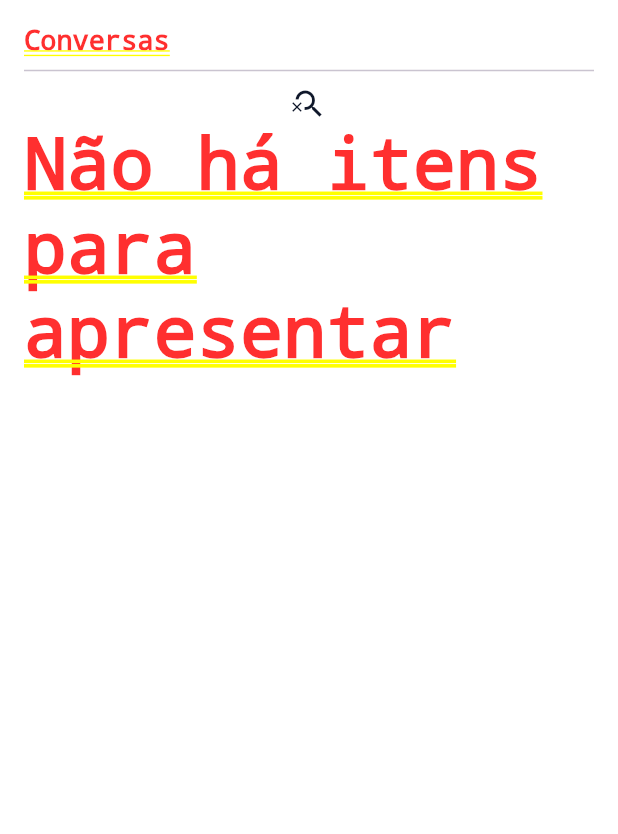
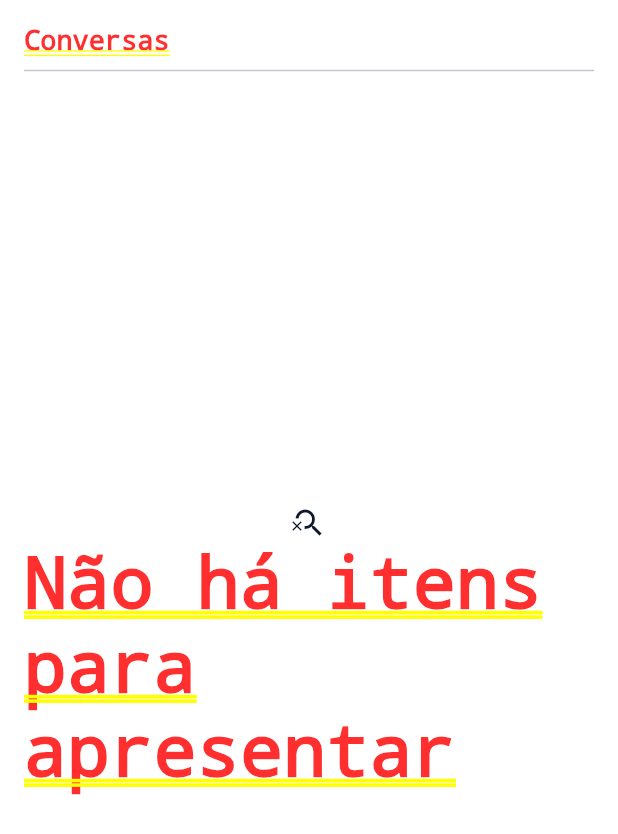
Before and after one commit to MarcosAlbrecht/law-order-app-flutter, a Flutter app: the ChatListTab screen opened by its route, on a phone screen of 412 x 824 dp. Shown: the top 834 px of the screen. Run offline on Flutter 3.47's test engine with Material 3 defaults, Android fonts, the phone set to English and light mode, and no system bars; our stand-ins replace cached_network_image, datetime_picker_formfield_new, dio, file_picker, flutter_image_compress, flutter_rating_bar and 11 more; missing offline and left inert: flutter_custom_tabs, square_progress_indicator; accounts and stored records are empty; network calls fail.

Commit message:
update chat messages, sort filters cities/estates/occupation areas

```diff
--- a/lib/src/pages/chat/controller/chat_controller.dart
+++ b/lib/src/pages/chat/controller/chat_controller.dart
@@ -131,7 +131,7 @@ class ChatController extends GetxController {
     bool canLoad = true,
   }) {
     destinationUser = '';
-    allChats = [];
+    //allChats = [];
 
     if (chat != null) {
       if (authController.user.id == chat.destinationUserId) {
@@ -200,6 +200,7 @@ class ChatController extends GetxController {
     //   destinationUserId = selectedChat?.destinationUserId;
     // }
 
+    try {
       socket.emit(
         'message',
         {
@@ -207,6 +208,9 @@ class ChatController extends GetxController {
           'destinationUserId': destinationUser,
         },
       );
+    } on Exception catch (e) {
+      utilServices.showToast(message: 'Não foi possivel enviar a mensagem, Tente novamente mais tarde!');
+    }
   }
 
   Future<void> handleSendNewFileMessage({required ChatMessageModel message}) async {
--- a/lib/src/pages/chat/repository/chat_repository.dart
+++ b/lib/src/pages/chat/repository/chat_repository.dart
@@ -57,7 +57,9 @@ class ChatRepository {
       }
     } on Exception catch (e) {
       print(e);
-      if (e == 403) {}
+      if (e == 404) {
+        return ChatsMessageResult.error('Ainda não possui conversa iniciada');
+      }
       return ChatsMessageResult.error('Não foi possível carregar as mensagens. Tente novamente mais tarde!');
     }
   }
--- a/lib/src/pages/chat/view/chat_list_tab.dart
+++ b/lib/src/pages/chat/view/chat_list_tab.dart
@@ -16,7 +16,7 @@ class _ChatListTab extends State<ChatListTab> {
   @override
   void didChangeDependencies() {
     super.didChangeDependencies();
-
+    print('didchange');
     // Aqui você pode executar o código que deseja quando a tela é chamada novamente
     chatController.didChangeScreen();
   }
@@ -54,14 +54,17 @@ class _ChatListTab extends State<ChatListTab> {
             GetBuilder<ChatController>(
               builder: (controller) {
                 return controller.isLoading
-                    ? const Center(
+                    ? const Expanded(
+                        child: Center(
                           child: Center(
                             child: CircularProgressIndicator(),
+                          ),
                         ),
                       )
                     : Visibility(
                         visible: controller.allChats.isNotEmpty,
-                        replacement: Center(
+                        replacement: Expanded(
+                          child: Center(
                             child: Column(
                               mainAxisAlignment: MainAxisAlignment.center,
                               children: [
@@ -71,6 +74,7 @@ class _ChatListTab extends State<ChatListTab> {
                                 ),
                                 const Text('Não há itens para apresentar'),
                               ],
+                            ),
                           ),
                         ),
                         child: Expanded(
--- a/lib/src/pages/requests/controller/request_manager_controller.dart
+++ b/lib/src/pages/requests/controller/request_manager_controller.dart
@@ -234,6 +234,7 @@ class RequestManagerController extends GetxController {
     avaliation.rating = double.parse(avaliation.rating!.toStringAsFixed(1));
     avaliation.jobId = selectedRequest!.id!;
     final result = await requestsRepository.sendAvaliation(avaliation: avaliation, requestedId: selectedRequest!.requested!.id!);
+    setSaving(false);
     Get.back();
     result.when(
       success: (data) {
@@ -243,6 +244,5 @@ class RequestManagerController extends GetxController {
         utilServices.showToast(message: 'Não foi possível enviar a avaliação!', isError: true);
       },
     );
-    setSaving(false);
   }
 }
--- a/lib/src/pages_routes/pages_routes.dart
+++ b/lib/src/pages_routes/pages_routes.dart
@@ -61,7 +61,7 @@ abstract class AppPages {
     ),
     GetPage(
       name: PagesRoutes.avaliationScreen,
-      page: () => const AvaliationScreen(),
+      page: () => AvaliationScreen(),
     ),
     GetPage(
       name: PagesRoutes.followsScreen,
```
Also changed, not shown: lib/main.dart (+7 -4 lines), lib/src/pages/chat/view/chat_messages_screen.dart (+5 -18 lines), lib/src/pages/home/controller/home_controller.dart (+8 -3 lines), lib/src/pages/requests/view/avaliation_screen.dart (+5 -4 lines). Lines whose indentation alone changed are shown as unchanged.
